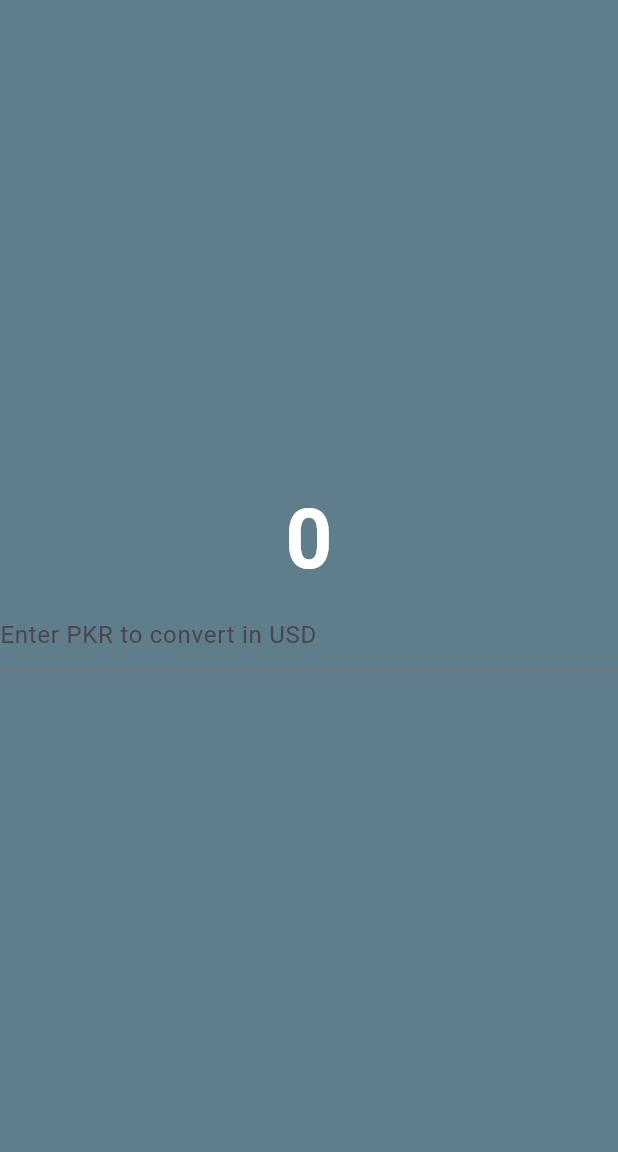
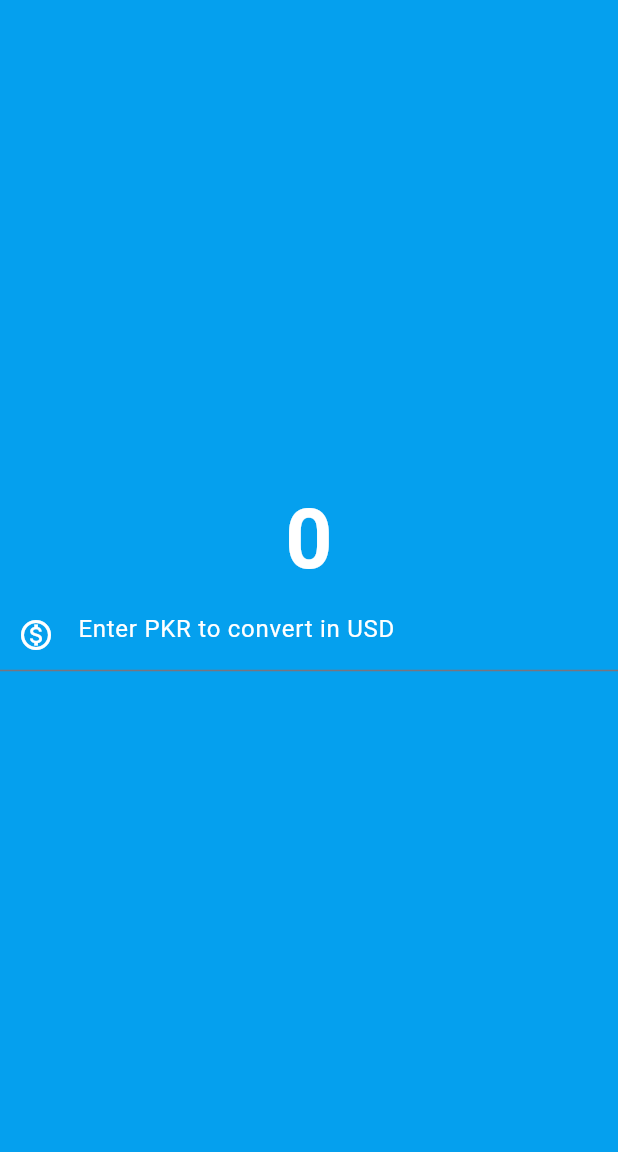
Before and after one commit to aneesanwaar/Currency_Converter_App, a Flutter app: the screen it shows after launch, on a phone screen of 412 x 824 dp, the part 84-1236 px from its top. Run offline on Flutter 3.47's test engine with Material 3 defaults, Android fonts, the phone set to English and light mode, and no system bars.

Commit message:
Prefix Icon in Textfield Added

```diff
--- a/lib/currency_converter.dart
+++ b/lib/currency_converter.dart
@@ -1,5 +1,4 @@
 import 'package:flutter/material.dart';
-
 
 class CurrencyConverter extends StatelessWidget {
   const CurrencyConverter({super.key});
@@ -7,7 +6,7 @@ class CurrencyConverter extends StatelessWidget {
   @override
   Widget build(BuildContext context) {
     return Scaffold(
-      backgroundColor: Colors.blueGrey,
+      backgroundColor: const Color.fromARGB(255, 5, 160, 238),
       appBar: AppBar(
         title: Text("Currency Converter"),
         backgroundColor: Colors.blueGrey,
@@ -15,24 +14,30 @@ class CurrencyConverter extends StatelessWidget {
       body: Center(
         child: Column(
           mainAxisAlignment: MainAxisAlignment.center,
-          children: [Text("0", style: TextStyle(
+          children: [
+            Text(
+              "0",
+              style: TextStyle(
                 fontSize: 55,
                 fontWeight: FontWeight.bold,
-            color: Colors.white ),),
+                color: Colors.white,
+              ),
+            ),
             TextField(
-              style: TextStyle(
+              style: TextStyle(color: Colors.white),
+              decoration: InputDecoration(
+                hintText: "Enter PKR to convert in USD",
+                hintStyle: TextStyle(
                   color: Colors.white
                 ),
-              decoration: InputDecoration(
-                hintText:  "Enter PKR to convert in USD",
+                prefixIcon: Icon(Icons.monetization_on_outlined),
+                prefixIconColor: Colors.white,
+              ),
 
             ),
-                )]
+          ],
         ),
-            )
-
+      ),
     );
-
-
   }
 }
```
Lines whose indentation alone changed are shown as unchanged.
